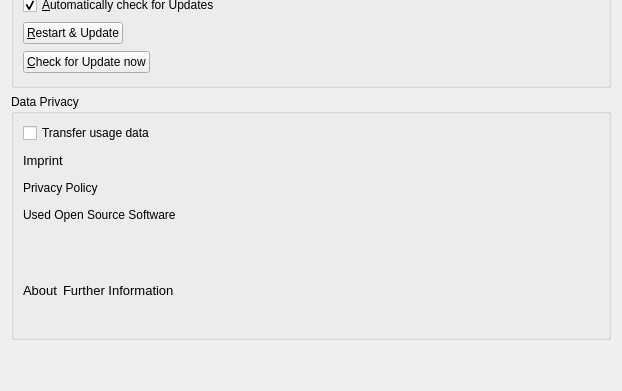
First picture: the form in src/gui/generalsettings.ui, repository nextmcloud/desktop, before the edit; both pictures show x 0 to 622 and y 304 to 695 of the 622 by 695 pixel window.
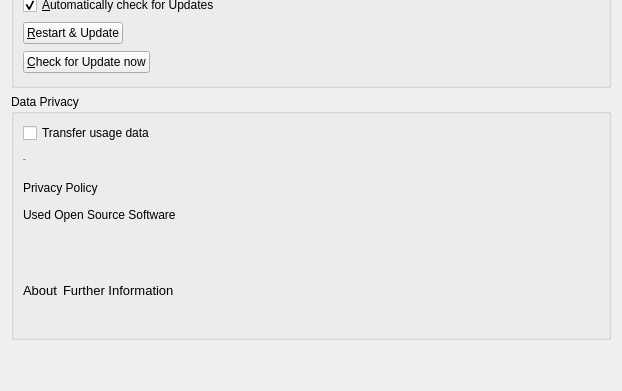
Second picture: the form after the edit.

Commit message: Font changed to Microsoft sans sarif

```diff
--- a/src/gui/generalsettings.ui
+++ b/src/gui/generalsettings.ui
@@ -10,6 +10,11 @@
     <height>695</height>
    </rect>
   </property>
+  <property name="font">
+   <font>
+    <family>Microsoft Sans Serif</family>
+   </font>
+  </property>
   <property name="windowTitle">
    <string notr="true">Form</string>
   </property>
@@ -36,7 +41,7 @@
          <widget class="QLabel" name="imprintLabel">
           <property name="font">
            <font>
-            <pointsize>10</pointsize>
+            <pointsize>-1</pointsize>
             <italic>false</italic>
             <bold>false</bold>
            </font>
```
Left out of the diff: 9 changed lines with no effect on the pictures. The commit also changes 25 other files.
